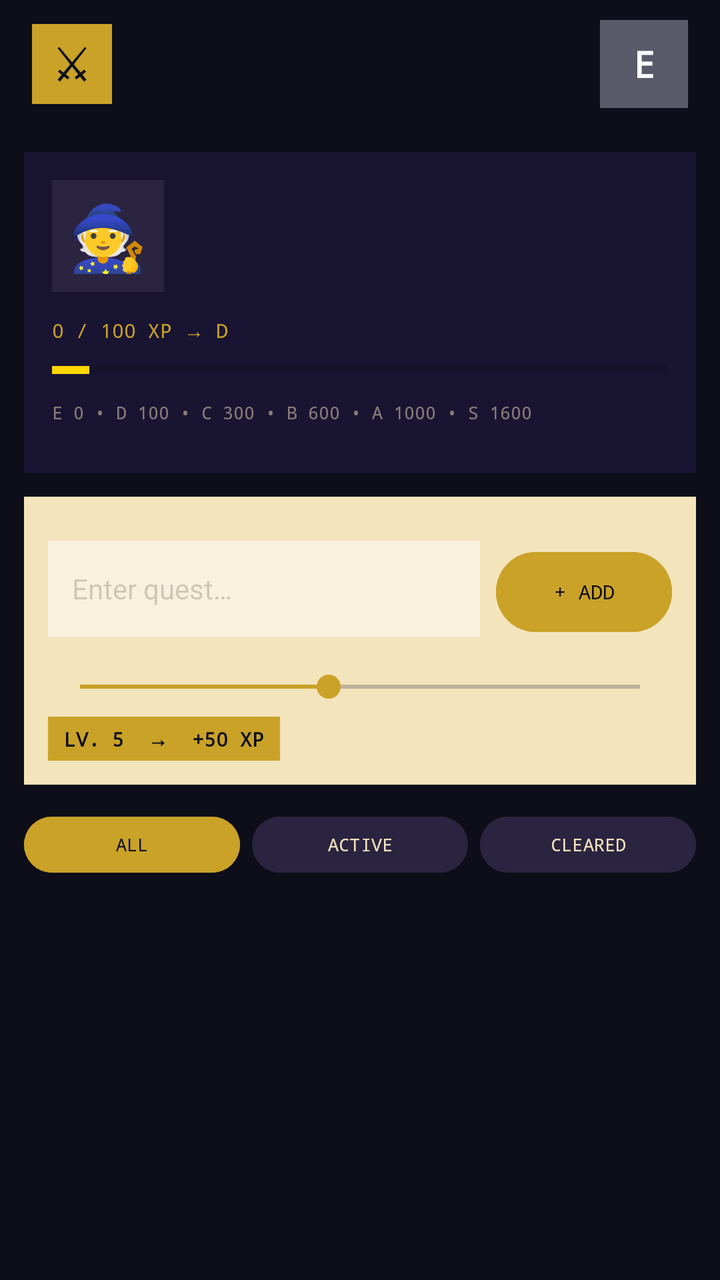
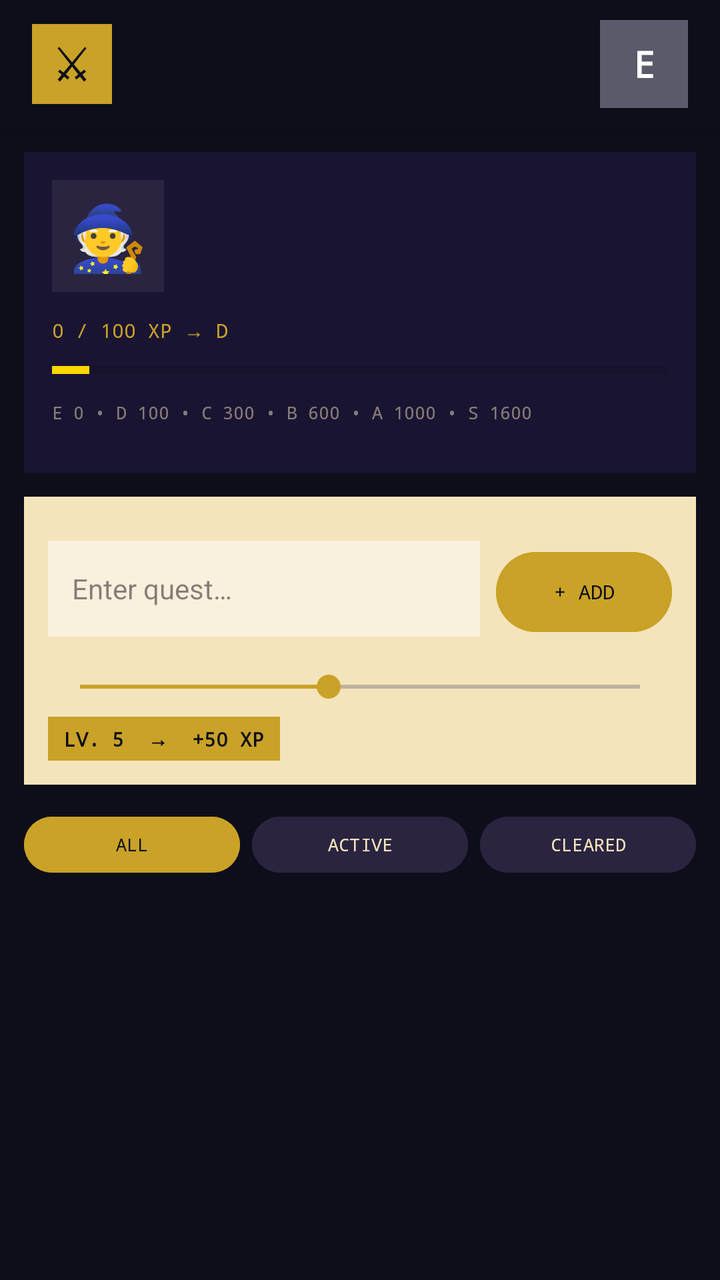

An Android layout rendered at two revisions. The XML below is the earlier revision; the diff shows what the commit changed to produce the second picture.
<!-- AndroidManifest.xml: application theme Theme.QuestLog -->
<!-- res/layout/activity_main.xml -->
<?xml version="1.0" encoding="utf-8"?>
<LinearLayout xmlns:android="http://schemas.android.com/apk/res/android"
    android:layout_width="match_parent"
    android:layout_height="match_parent"
    android:orientation="vertical"
    android:background="#0e0e1a">

    
    <LinearLayout
        android:layout_width="match_parent"
        android:layout_height="64dp"
        android:background="#0e0e1a"
        android:orientation="horizontal"
        android:gravity="center_vertical"
        android:paddingHorizontal="16dp"
        android:elevation="4dp">
        <TextView
            android:layout_width="40dp"
            android:layout_height="40dp"
            android:background="#c9a227"
            android:text="⚔"
            android:textSize="22sp"
            android:gravity="center"
            android:textColor="#0e0e1a"/>
        <LinearLayout android:layout_width="0dp" android:layout_height="wrap_content" android:layout_weight="1" android:orientation="vertical" android:layout_marginStart="12dp">
            <TextView android:text="QUEST LOG" android:textColor="#f4e4bc" android:textSize="13sp" android:fontFamily="monospace" android:textStyle="bold" android:letterSpacing="0.08"/>
            <TextView android:text="PIXEL RPG  •  TODO" android:textColor="#c9a227" android:textSize="11sp" android:fontFamily="monospace" android:letterSpacing="0.12"/>
        </LinearLayout>
        <TextView android:id="@+id/rankBadge" android:layout_width="44dp" android:layout_height="44dp" android:background="#5a5a6a" android:text="E" android:textColor="#fff" android:textSize="18sp" android:textStyle="bold" android:gravity="center" android:fontFamily="monospace"/>
    </LinearLayout>

    
    <LinearLayout android:layout_width="match_parent" android:layout_height="wrap_content" android:orientation="vertical" android:background="#1a1433" android:layout_margin="12dp" android:padding="14dp">
        <LinearLayout android:layout_width="match_parent" android:layout_height="wrap_content" android:orientation="horizontal" android:gravity="center_vertical">
            <TextView android:text="🧙" android:textSize="32sp" android:layout_width="56dp" android:layout_height="56dp" android:background="#2a2440" android:gravity="center"/>
            <LinearLayout android:layout_width="0dp" android:layout_height="wrap_content" android:layout_weight="1" android:orientation="vertical" android:layout_marginStart="12dp">
                <TextView android:text="HERO  •  VIT BHOPAL" android:textColor="#c9a227" android:textSize="9sp" android:fontFamily="monospace" android:letterSpacing="0.14"/>
                <TextView android:id="@+id/heroLevel" android:text="LV.1  •  0 XP" android:textColor="#f4e4bc" android:textSize="15sp" android:fontFamily="monospace" android:textStyle="bold"/>
                <TextView android:id="@+id/rankLabel" android:text="E — Novice" android:textColor="#f4e4bc" android:alpha="0.7" android:textSize="11sp" android:fontFamily="monospace"/>
            </LinearLayout>
        </LinearLayout>
        <TextView android:id="@+id/xpLabel" android:layout_width="wrap_content" android:layout_height="wrap_content" android:text="0 / 100 XP → D" android:textColor="#c9a227" android:textSize="10sp" android:fontFamily="monospace" android:layout_marginTop="12dp"/>
        <ProgressBar android:id="@+id/xpBar" style="?android:attr/progressBarStyleHorizontal" android:layout_width="match_parent" android:layout_height="14dp" android:max="100" android:progress="6" android:progressTint="#ffd700" android:progressBackgroundTint="#0e0e1a" android:layout_marginTop="6dp"/>
        <LinearLayout android:layout_width="match_parent" android:layout_height="wrap_content" android:orientation="horizontal" android:layout_marginTop="8dp">
            <TextView android:layout_width="0dp" android:layout_height="wrap_content" android:layout_weight="1" android:text="E 0 • D 100 • C 300 • B 600 • A 1000 • S 1600" android:textColor="#f4e4bc" android:alpha="0.5" android:textSize="9sp" android:fontFamily="monospace"/>
        </LinearLayout>
        <LinearLayout android:id="@+id/badgesRow" android:layout_width="match_parent" android:layout_height="wrap_content" android:orientation="horizontal" android:layout_marginTop="10dp"/>
    </LinearLayout>

    
    <LinearLayout android:layout_width="match_parent" android:layout_height="wrap_content" android:orientation="vertical" android:background="#f4e4bc" android:layout_marginHorizontal="12dp" android:padding="12dp">
        <TextView android:text="◆  NEW QUEST  •  EXP = LV × 10" android:textColor="#1a1433" android:textSize="9sp" android:fontFamily="monospace" android:textStyle="bold" android:letterSpacing="0.08"/>
        <LinearLayout android:layout_width="match_parent" android:layout_height="wrap_content" android:orientation="horizontal" android:layout_marginTop="10dp">
            <EditText android:id="@+id/questInput" android:layout_width="0dp" android:layout_height="48dp" android:layout_weight="1" android:background="#ffffff" android:hint="Enter quest…" android:textColor="#1a1433" android:hintTextColor="#1a1433" android:alpha="0.5" android:paddingHorizontal="12dp" android:textSize="14sp" android:singleLine="true"/>
            <Button android:id="@+id/addBtn" android:layout_width="wrap_content" android:layout_height="48dp" android:text="+ ADD" android:textColor="#0e0e1a" android:backgroundTint="#c9a227" android:textSize="10sp" android:fontFamily="monospace" android:layout_marginStart="8dp"/>
        </LinearLayout>
        <TextView android:text="DIFFICULTY — 1 EASY  →  10 BOSS" android:textColor="#1a1433" android:alpha="0.7" android:textSize="9sp" android:fontFamily="monospace" android:layout_marginTop="12dp"/>
        <SeekBar android:id="@+id/diffSeek" android:layout_width="match_parent" android:layout_height="wrap_content" android:max="9" android:progress="4" android:thumbTint="#c9a227" android:progressTint="#c9a227" android:progressBackgroundTint="#2a2440" android:layout_marginTop="4dp"/>
        <TextView android:id="@+id/diffLabel" android:layout_width="wrap_content" android:layout_height="wrap_content" android:text="LV. 5  →  +50 XP" android:textColor="#0e0e1a" android:background="#c9a227" android:paddingHorizontal="8dp" android:paddingVertical="4dp" android:textSize="10sp" android:fontFamily="monospace" android:textStyle="bold" android:layout_marginTop="6dp"/>
    </LinearLayout>

    
    <LinearLayout android:layout_width="match_parent" android:layout_height="wrap_content" android:orientation="horizontal" android:layout_margin="12dp">
        <Button android:id="@+id/tabAll" android:layout_width="0dp" android:layout_height="36dp" android:layout_weight="1" android:text="ALL" android:textSize="9sp" android:fontFamily="monospace" android:backgroundTint="#c9a227" android:textColor="#0e0e1a"/>
        <Button android:id="@+id/tabActive" android:layout_width="0dp" android:layout_height="36dp" android:layout_weight="1" android:text="ACTIVE" android:textSize="9sp" android:fontFamily="monospace" android:backgroundTint="#2a2440" android:textColor="#f4e4bc" android:layout_marginStart="6dp"/>
        <Button android:id="@+id/tabDone" android:layout_width="0dp" android:layout_height="36dp" android:layout_weight="1" android:text="CLEARED" android:textSize="9sp" android:fontFamily="monospace" android:backgroundTint="#2a2440" android:textColor="#f4e4bc" android:layout_marginStart="6dp"/>
    </LinearLayout>

    <androidx.recyclerview.widget.RecyclerView android:id="@+id/recycler" android:layout_width="match_parent" android:layout_height="0dp" android:layout_weight="1" android:padding="12dp" android:clipToPadding="false"/>

</LinearLayout>
<!-- resources referenced by this layout -->
<resources>
  <style name="Theme.QuestLog" parent="Theme.Material3.DayNight.NoActionBar">
          <item name="colorPrimary">#c9a227</item>
          <item name="android:statusBarColor">#0e0e1a</item>
          <item name="android:windowBackground">#0e0e1a</item>
      </style>
</resources>

<!-- the commit's change to res/layout/activity_main.xml (unified diff, before → after) -->
@@ -51,7 +51,7 @@
     <LinearLayout android:layout_width="match_parent" android:layout_height="wrap_content" android:orientation="vertical" android:background="#f4e4bc" android:layout_marginHorizontal="12dp" android:padding="12dp">
         <TextView android:text="◆  NEW QUEST  •  EXP = LV × 10" android:textColor="#1a1433" android:textSize="9sp" android:fontFamily="monospace" android:textStyle="bold" android:letterSpacing="0.08"/>
         <LinearLayout android:layout_width="match_parent" android:layout_height="wrap_content" android:orientation="horizontal" android:layout_marginTop="10dp">
-            <EditText android:id="@+id/questInput" android:layout_width="0dp" android:layout_height="48dp" android:layout_weight="1" android:background="#ffffff" android:hint="Enter quest…" android:textColor="#1a1433" android:hintTextColor="#1a1433" android:alpha="0.5" android:paddingHorizontal="12dp" android:textSize="14sp" android:singleLine="true"/>
+            <EditText android:id="@+id/questInput" android:layout_width="0dp" android:layout_height="48dp" android:layout_weight="1" android:background="#ffffff" android:hint="Enter quest…" android:textColor="#1a1433" android:textColorHint="#1a1433" android:alpha="0.5" android:paddingHorizontal="12dp" android:textSize="14sp" android:singleLine="true"/>
             <Button android:id="@+id/addBtn" android:layout_width="wrap_content" android:layout_height="48dp" android:text="+ ADD" android:textColor="#0e0e1a" android:backgroundTint="#c9a227" android:textSize="10sp" android:fontFamily="monospace" android:layout_marginStart="8dp"/>
         </LinearLayout>
         <TextView android:text="DIFFICULTY — 1 EASY  →  10 BOSS" android:textColor="#1a1433" android:alpha="0.7" android:textSize="9sp" android:fontFamily="monospace" android:layout_marginTop="12dp"/>
